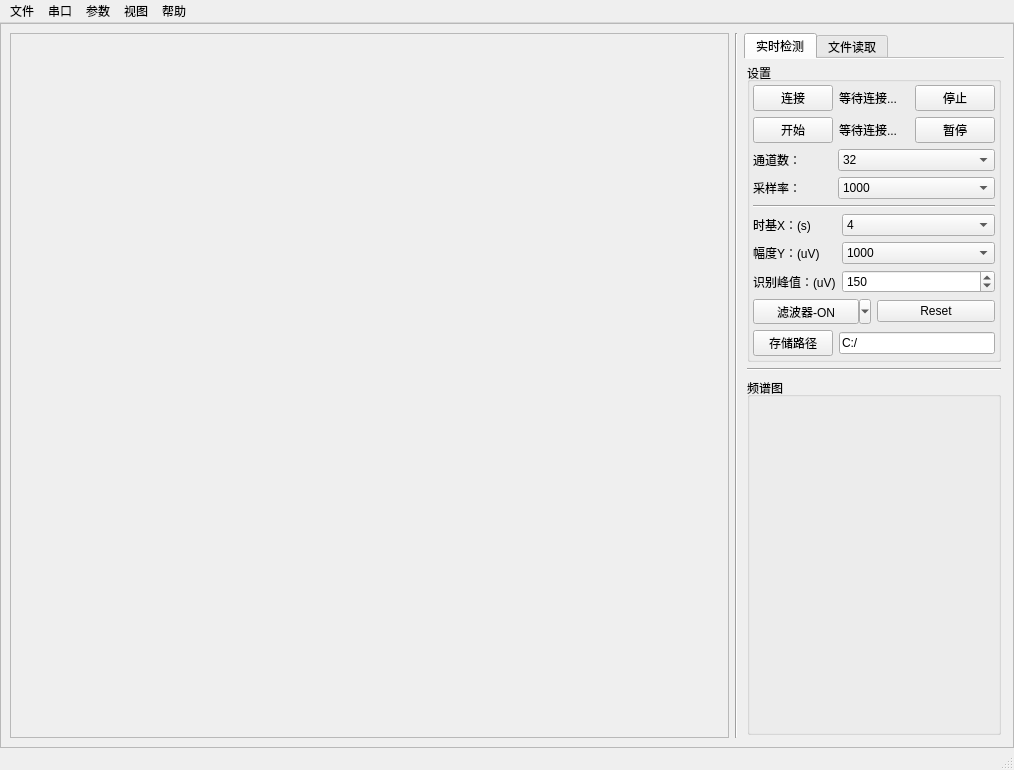
Qt form EMG/ui/mainWindow.ui (Bayyys/EMGexe) before a commit.
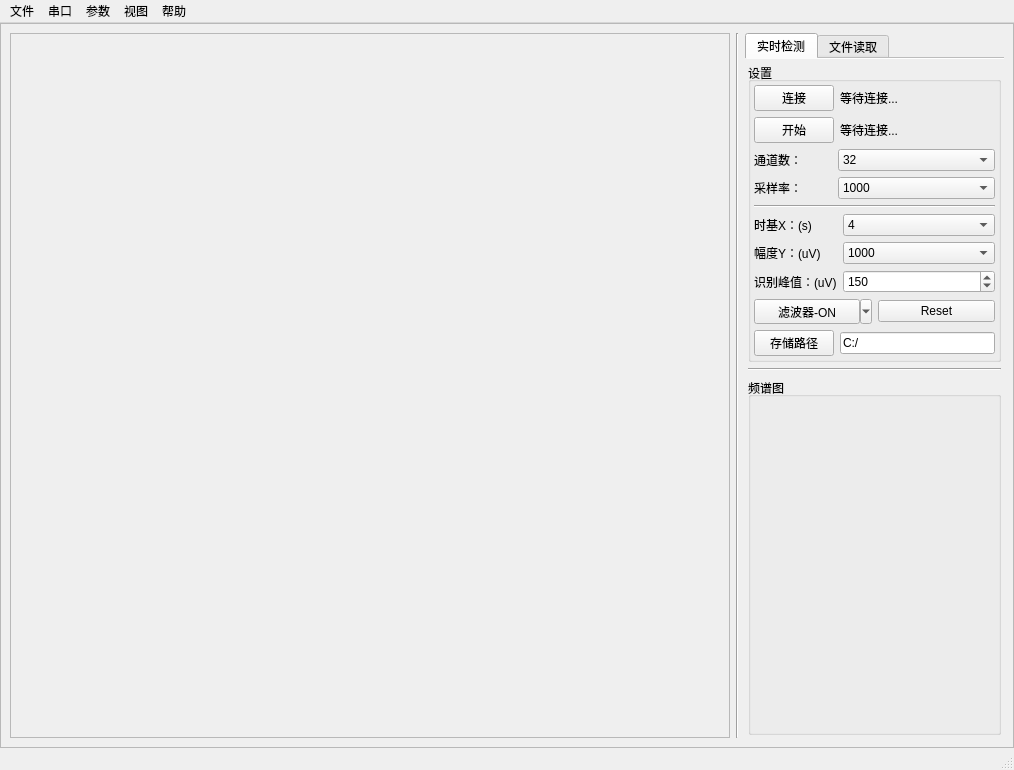
The same form after that commit.

```diff
--- a/EMG/ui/mainWindow.ui
+++ b/EMG/ui/mainWindow.ui
@@ -190,72 +190,16 @@
                 <property name="sizeConstraint">
                  <enum>QLayout::SetDefaultConstraint</enum>
                 </property>
-                <item row="1" column="1">
-                 <widget class="QLabel" name="lb_start">
+                <item row="0" column="0">
+                 <widget class="QPushButton" name="btn_connect">
                   <property name="sizePolicy">
-                   <sizepolicy hsizetype="Expanding" vsizetype="Preferred">
-                    <horstretch>2</horstretch>
-                    <verstretch>0</verstretch>
-                   </sizepolicy>
-                  </property>
-                  <property name="maximumSize">
-                   <size>
-                    <width>16777215</width>
-                    <height>16777215</height>
-                   </size>
-                  </property>
-                  <property name="baseSize">
-                   <size>
-                    <width>66</width>
-                    <height>0</height>
-                   </size>
-                  </property>
-                  <property name="styleSheet">
-                   <string notr="true"/>
-                  </property>
-                  <property name="frameShape">
-                   <enum>QFrame::NoFrame</enum>
-                  </property>
-                  <property name="text">
-                   <string>等待连接...</string>
-                  </property>
-                  <property name="scaledContents">
-                   <bool>true</bool>
-                  </property>
-                  <property name="wordWrap">
-                   <bool>false</bool>
-                  </property>
-                 </widget>
-                </item>
-                <item row="1" column="0">
-                 <widget class="QPushButton" name="btn_start">
-                  <property name="enabled">
-                   <bool>true</bool>
-                  </property>
-                  <property name="sizePolicy">
                    <sizepolicy hsizetype="Expanding" vsizetype="Fixed">
                     <horstretch>1</horstretch>
                     <verstretch>0</verstretch>
                    </sizepolicy>
                   </property>
                   <property name="text">
-                   <string>开始</string>
-                  </property>
-                 </widget>
-                </item>
-                <item row="1" column="2">
-                 <widget class="QPushButton" name="btn_stop">
-                  <property name="enabled">
-                   <bool>true</bool>
-                  </property>
-                  <property name="sizePolicy">
-                   <sizepolicy hsizetype="Expanding" vsizetype="Fixed">
-                    <horstretch>1</horstretch>
-                    <verstretch>0</verstretch>
-                   </sizepolicy>
-                  </property>
-                  <property name="text">
-                   <string>暂停</string>
+                   <string>连接</string>
                   </property>
                  </widget>
                 </item>
@@ -314,8 +258,11 @@
                   </property>
                  </widget>
                 </item>
-                <item row="0" column="0">
-                 <widget class="QPushButton" name="btn_connect">
+                <item row="1" column="0">
+                 <widget class="QPushButton" name="btn_start">
+                  <property name="enabled">
+                   <bool>true</bool>
+                  </property>
                   <property name="sizePolicy">
                    <sizepolicy hsizetype="Expanding" vsizetype="Fixed">
                     <horstretch>1</horstretch>
@@ -323,23 +270,44 @@
                    </sizepolicy>
                   </property>
                   <property name="text">
-                   <string>连接</string>
+                   <string>开始</string>
                   </property>
                  </widget>
                 </item>
-                <item row="0" column="2">
-                 <widget class="QPushButton" name="btn_disconnect">
-                  <property name="enabled">
-                   <bool>true</bool>
-                  </property>
+                <item row="1" column="1">
+                 <widget class="QLabel" name="lb_start">
                   <property name="sizePolicy">
-                   <sizepolicy hsizetype="Expanding" vsizetype="Fixed">
-                    <horstretch>1</horstretch>
+                   <sizepolicy hsizetype="Expanding" vsizetype="Preferred">
+                    <horstretch>2</horstretch>
                     <verstretch>0</verstretch>
                    </sizepolicy>
                   </property>
+                  <property name="maximumSize">
+                   <size>
+                    <width>16777215</width>
+                    <height>16777215</height>
+                   </size>
+                  </property>
+                  <property name="baseSize">
+                   <size>
+                    <width>66</width>
+                    <height>0</height>
+                   </size>
+                  </property>
+                  <property name="styleSheet">
+                   <string notr="true"/>
+                  </property>
+                  <property name="frameShape">
+                   <enum>QFrame::NoFrame</enum>
+                  </property>
                   <property name="text">
-                   <string>停止</string>
+                   <string>等待连接...</string>
+                  </property>
+                  <property name="scaledContents">
+                   <bool>true</bool>
+                  </property>
+                  <property name="wordWrap">
+                   <bool>false</bool>
                   </property>
                  </widget>
                 </item>
```
Left out of the diff: 2 changed lines with no effect on the pictures.
